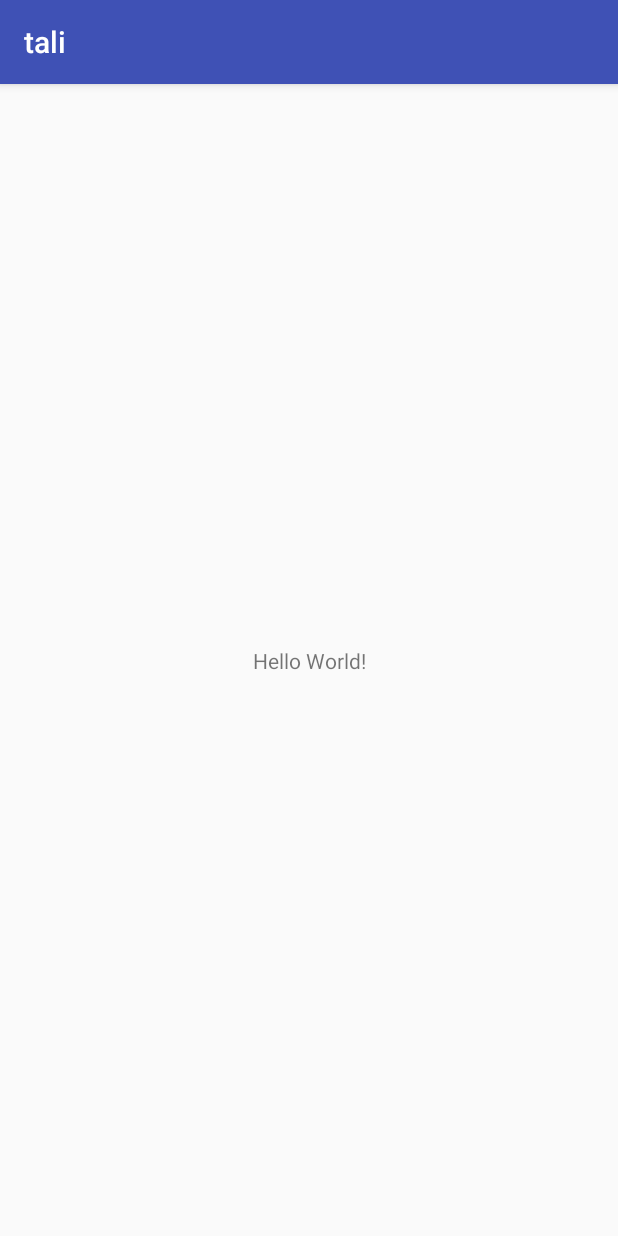
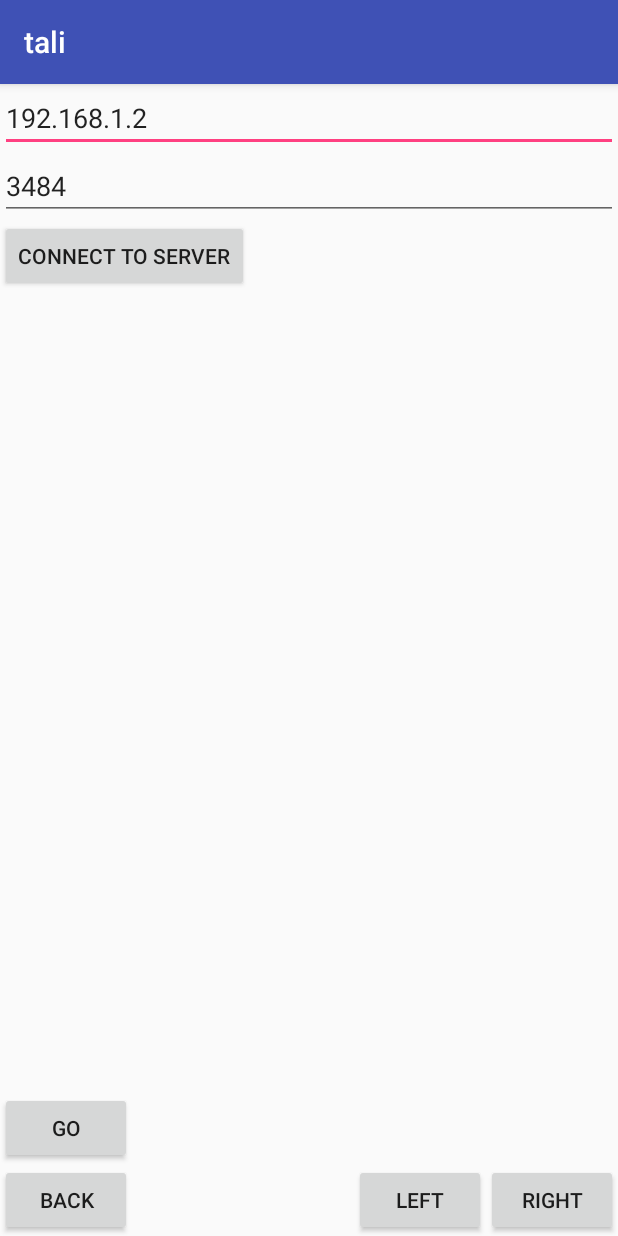
Before and after one commit to trancaoviet7514/taliAndroidClient, an Android app: the screen it shows after launch (MainActivity), on a phone screen of 412 x 824 dp. Run offline under Robolectric (Android 15) with nearby library versions, the phone set to English and light mode, and no system bars; libraries missing offline, so code that uses them is left out: com.github.nkzawa.socketio; 1 statement that could not run was skipped.

Commit message:
finish UI basic

```diff
--- a/app/build.gradle
+++ b/app/build.gradle
@@ -25,4 +25,5 @@ dependencies {
     testImplementation 'junit:junit:4.12'
     androidTestImplementation 'com.android.support.test:runner:1.0.2'
     androidTestImplementation 'com.android.support.test.espresso:espresso-core:3.0.2'
+    compile 'com.github.nkzawa:socket.io-client:0.3.0'
 }
--- a/app/src/main/java/com/blue/tali/MainActivity.java
+++ b/app/src/main/java/com/blue/tali/MainActivity.java
@@ -2,12 +2,48 @@ package com.blue.tali;
 
 import android.support.v7.app.AppCompatActivity;
 import android.os.Bundle;
+import android.view.View;
+import android.widget.Button;
+import android.widget.EditText;
+
+import com.github.nkzawa.socketio.client.IO;
+import com.github.nkzawa.socketio.client.Socket;
+
+import java.net.URISyntaxException;
 
 public class MainActivity extends AppCompatActivity {
+
+    Socket mSocket;
+    Button btnConnect, btnGo, btnBack, btnLeft, btnRight;
+    EditText txtServerAddress, txtServerPort;
 
     @Override
     protected void onCreate(Bundle savedInstanceState) {
         super.onCreate(savedInstanceState);
         setContentView(R.layout.activity_main);
+
+        try {
+            mSocket = IO.socket("http://tali.herokuapp.com:8080");
+        } catch (URISyntaxException e) {
+            e.printStackTrace();
+        }
+
+        btnConnect = findViewById(R.id.btn_connect_to_server);
+        btnGo = findViewById(R.id.btn_go);
+        btnBack = findViewById(R.id.btn_back);
+        btnLeft = findViewById(R.id.btn_left);
+        btnRight = findViewById(R.id.btn_right);
+
+        txtServerAddress = findViewById(R.id.txt_server_address);
+        txtServerPort = findViewById(R.id.txt_server_port);
+
+        btnConnect.setOnClickListener(new View.OnClickListener() {
+            @Override
+            public void onClick(View v) {
+                if (mSocket!=null) {
+                    mSocket.connect();
+                }
+            }
+        });
     }
 }
--- a/app/src/main/res/layout/activity_main.xml
+++ b/app/src/main/res/layout/activity_main.xml
@@ -6,13 +6,53 @@
     android:layout_height="match_parent"
     tools:context=".MainActivity">
 
-    <TextView
+    <EditText
+        android:layout_width="match_parent"
+        android:layout_height="wrap_content"
+        android:text="192.168.1.2"
+        android:id="@+id/txt_server_address"/>
+    <EditText
+        android:layout_width="match_parent"
+        android:layout_height="wrap_content"
+        android:text="3484"
+        android:id="@+id/txt_server_port"
+        app:layout_constraintTop_toBottomOf="@id/txt_server_address"/>
+    <Button
         android:layout_width="wrap_content"
         android:layout_height="wrap_content"
-        android:text="Hello World!"
+        android:text="Connect to server"
+        android:id="@+id/btn_connect_to_server"
+        app:layout_constraintTop_toBottomOf="@id/txt_server_port"/>
+
+    <Button
+        android:layout_width="wrap_content"
+        android:layout_height="wrap_content"
+        android:id="@+id/btn_go"
+        app:layout_constraintBottom_toTopOf="@id/btn_back"
+        android:text="Go"
+        />
+    <Button
+        android:layout_width="wrap_content"
+        android:layout_height="wrap_content"
+        android:id="@+id/btn_back"
         app:layout_constraintBottom_toBottomOf="parent"
-        app:layout_constraintLeft_toLeftOf="parent"
-        app:layout_constraintRight_toRightOf="parent"
-        app:layout_constraintTop_toTopOf="parent" />
+        android:text="Back"
+        />
+    <Button
+        android:layout_width="wrap_content"
+        android:layout_height="wrap_content"
+        android:id="@+id/btn_left"
+        app:layout_constraintEnd_toStartOf="@id/btn_right"
+        android:text="Left"
+        app:layout_constraintBottom_toBottomOf="parent"
+        />
+    <Button
+        android:layout_width="wrap_content"
+        android:layout_height="wrap_content"
+        android:id="@+id/btn_right"
+        app:layout_constraintEnd_toEndOf="parent"
+        android:text="Right"
+        app:layout_constraintBottom_toBottomOf="parent"
+        />
 
 </android.support.constraint.ConstraintLayout>
```
